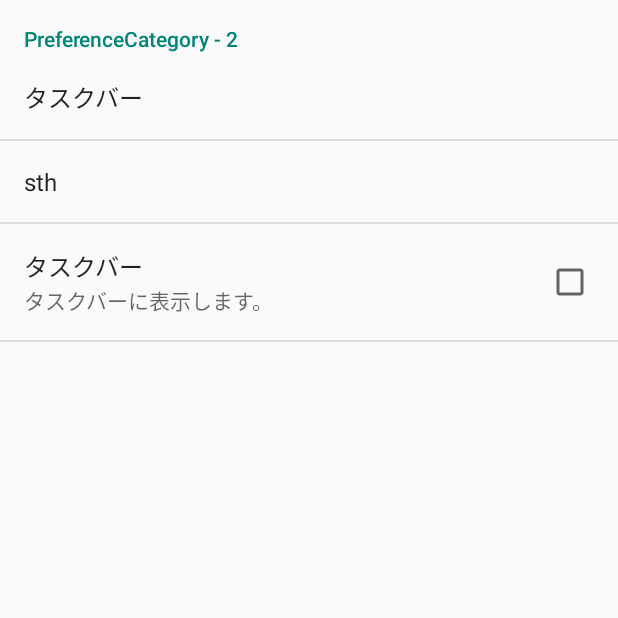
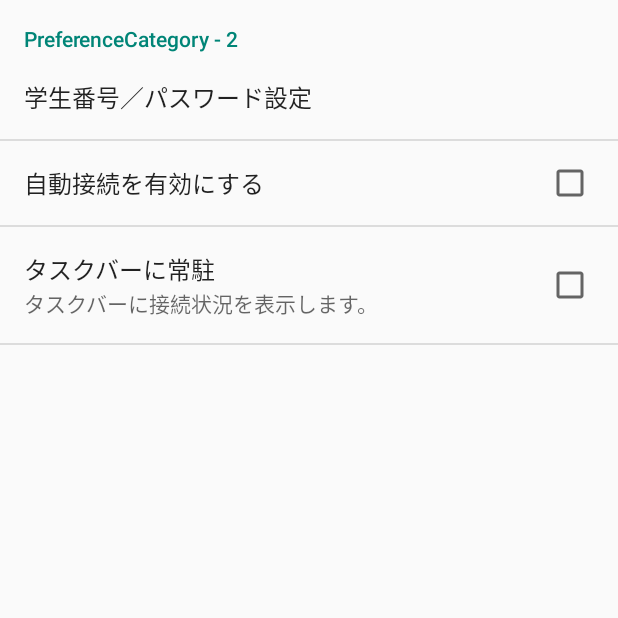
Before and after one commit to wktk/meiji-wireless-login, an Android app: the screen it shows after launch (MainActivity), on a phone screen of 412 x 824 dp, the top half of it. Run offline under Robolectric (Android 15) with nearby library versions, the phone set to English and light mode, and no system bars.

Commit message:
Add new MainActivity that includes a setting list

```diff
--- a/app/src/main/java/jp/wktk/meijiwirelesslogin/MainActivity.java
+++ b/app/src/main/java/jp/wktk/meijiwirelesslogin/MainActivity.java
@@ -12,7 +12,6 @@ public class MainActivity extends PreferenceActivity {
     @Override
     protected void onCreate(Bundle savedInstanceState) {
         super.onCreate(savedInstanceState);
-        //setContentView(R.layout.activity_main);
         addPreferencesFromResource(R.xml.preferences);
     }
 }
--- a/app/src/main/res/values/strings.xml
+++ b/app/src/main/res/values/strings.xml
@@ -8,7 +8,9 @@
     <string name="main_message">学生番号/教職員番号とパスワードを入力してください</string>
     <string name="saved">保存しました</string>
 
-    <string name="auth_setting">タスクバー</string>
-    <string name="taskbar">タスクバー</string>
-    <string name="taskbar_on_off">タスクバーに表示します。</string>
+    <string name="auth_setting">学生番号／パスワード設定</string>
+    <string name="taskbar">タスクバーに常駐</string>
+    <string name="taskbar_on_off">タスクバーに接続状況を表示します。</string>
+
+    <string name="enable_auto">自動接続を有効にする</string>
 </resources>
--- a/app/src/main/res/xml/preferences.xml
+++ b/app/src/main/res/xml/preferences.xml
@@ -12,18 +12,15 @@
                 android:targetPackage="jp.wktk.meijiwirelesslogin"
                 android:targetClass="jp.wktk.meijiwirelesslogin.AuthActivity" />
         </PreferenceScreen>
+    </PreferenceCategory>
 
-    <ListPreference
-        android:key="list_preference"
-        android:title="sth"
-        android:entries="@array/entries_list_preference"
-        android:entryValues="@array/entryvalues_list_preference"/>
+    <CheckBoxPreference
+        android:key="checkbox_preference"
+        android:title="@string/enable_auto" />
 
     <CheckBoxPreference
         android:key="checkbox_preference"
         android:title="@string/taskbar"
         android:summary="@string/taskbar_on_off" />
 
-    </PreferenceCategory>
-
 </PreferenceScreen>
```
Also changed, not shown: app/src/main/res/layout/activity_main.xml (deleted, +0 -43 lines).
